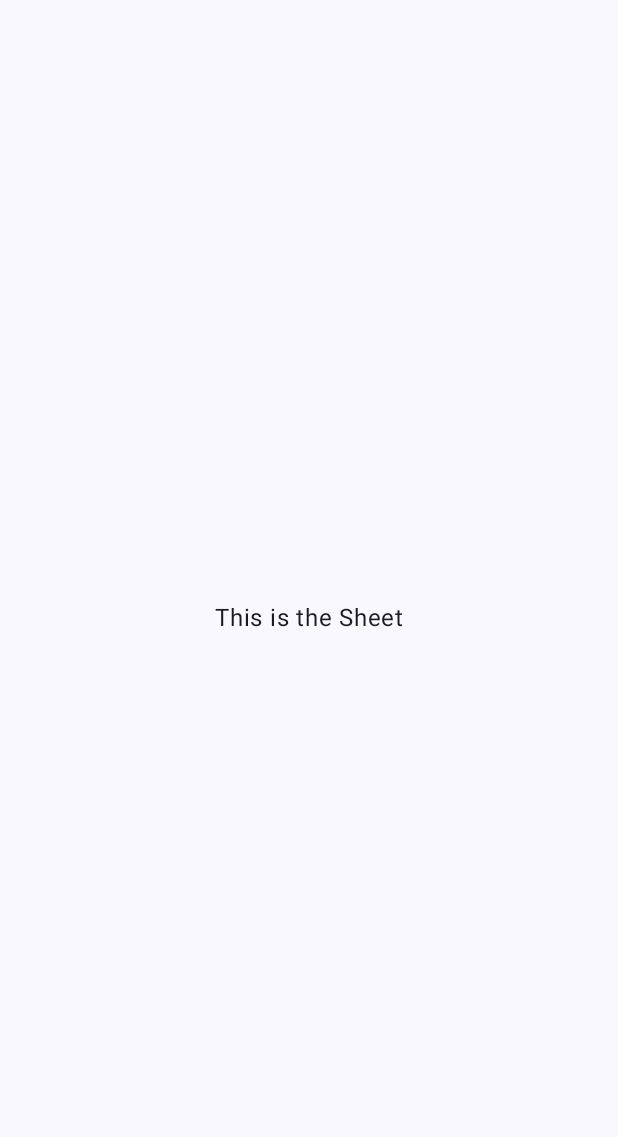
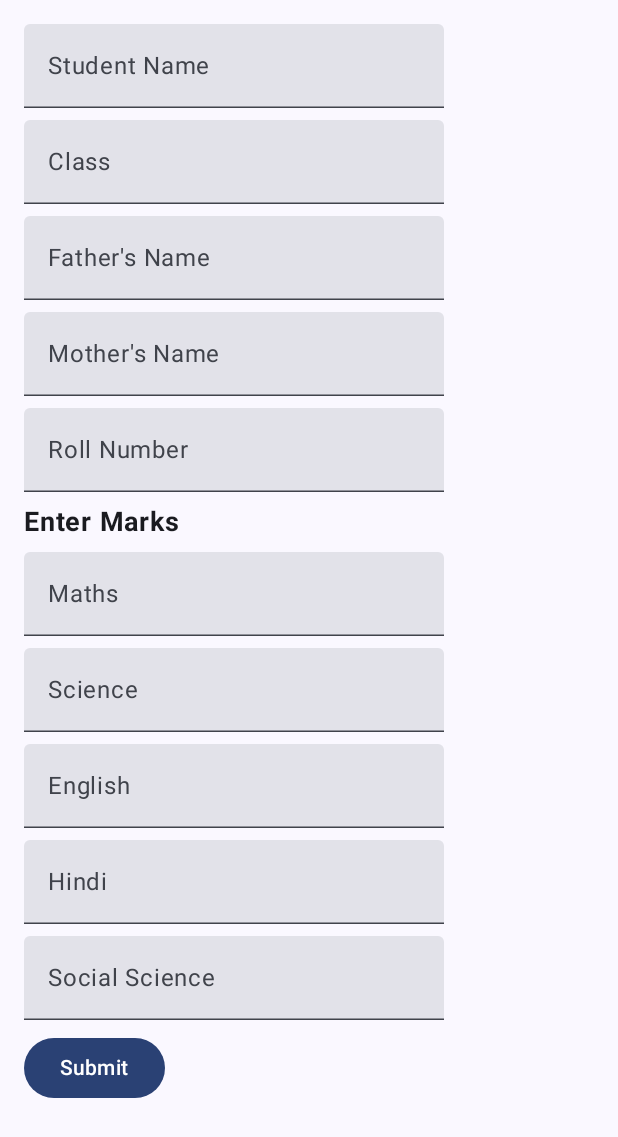
Before and after one commit to aayushitiwari03/PDLD, an Android app built with Jetpack Compose: the RESULT_SHEET screen opened through its navigation route, on a phone screen of 412 x 824 dp. Before the commit the part shown is almost empty. Shown: the top 1137 px of the screen. Run offline under Robolectric (Android 15) with nearby library versions, the phone set to English and light mode, and no system bars.

```diff
--- a/app/src/main/java/com/poc/pdld/MainActivity.kt
+++ b/app/src/main/java/com/poc/pdld/MainActivity.kt
@@ -1,52 +1,62 @@
 package com.poc.pdld
 
 import android.os.Bundle
-import android.window.SplashScreen
 import androidx.activity.ComponentActivity
 import androidx.activity.compose.setContent
 import androidx.activity.enableEdgeToEdge
+import androidx.activity.viewModels
 import androidx.compose.foundation.layout.fillMaxSize
-import androidx.compose.foundation.layout.padding
 import androidx.compose.material3.MaterialTheme
-import androidx.compose.material3.Scaffold
 import androidx.compose.material3.Surface
-import androidx.compose.material3.Text
 import androidx.compose.runtime.Composable
 import androidx.compose.runtime.MutableState
 import androidx.compose.runtime.mutableStateOf
 import androidx.compose.runtime.remember
 import androidx.compose.ui.Modifier
-import androidx.compose.ui.tooling.preview.Preview
+import androidx.lifecycle.ViewModelProvider
 import androidx.navigation.NavHostController
 import androidx.navigation.compose.NavHost
 import androidx.navigation.compose.composable
 import androidx.navigation.compose.rememberNavController
+import com.poc.pdld.database.StudentDatabase
+import com.poc.pdld.repository.ResultRepository
 import com.poc.pdld.screen.Main
 import com.poc.pdld.screen.ResultSheet
 import com.poc.pdld.ui.theme.PDLDTheme
-import javax.security.auth.Subject
+import com.poc.pdld.viewmodel.ResultViewModel
+import com.poc.pdld.viewmodel.ResultViewModelFactory
 
 /* The data can post through apps which will be stored in the database
 and posted on the server database when the internet connection will be their*/
 
 class MainActivity : ComponentActivity() {
 
+    private var viewModel = viewModels<ResultViewModel>()
     private lateinit var networkReceiver: NetworkReceiver
+    private lateinit var database : StudentDatabase
+    private lateinit var repository : ResultRepository
 
     override fun onCreate(savedInstanceState: Bundle?) {
         super.onCreate(savedInstanceState)
         enableEdgeToEdge()
+
         setContent {
+
+            database = StudentDatabase.getInstance(this)
+            repository = ResultRepository(database.resultDao())
 
             val isOnline = remember { mutableStateOf(NetworkReceiver.checkNetworkStatus(this)) }
             networkReceiver = NetworkReceiver.register(this, isOnline)
+
+            viewModel = ViewModelProvider(this,
+                ResultViewModelFactory(repository))[ResultViewModel::class.java]
 
             PDLDTheme {
                 Surface(
                     modifier = Modifier.fillMaxSize(),
                     color = MaterialTheme.colorScheme.background
                 ) {
-                    ResultNavHost(isOnline= isOnline, modifier = Modifier, navController = rememberNavController())
+                    ResultNavHost(isOnline= isOnline, modifier = Modifier, navController = rememberNavController(), viewModel = viewModel as ResultViewModel)
                 }
             }
         }
@@ -65,6 +75,7 @@ fun ResultNavHost(
     modifier: Modifier,
     navController: NavHostController,
     startDestination: String = NavigationItem.Home.route,
+    viewModel: ResultViewModel,
 ) {
 
     NavHost(
@@ -73,10 +84,10 @@ fun ResultNavHost(
         startDestination = startDestination
     ) {
         composable(NavigationItem.Home.route) {
-            Main(modifier = modifier, navController = navController, isOnline = isOnline)
+            Main(modifier = modifier, navController = navController, isOnline = isOnline, viewModel = viewModel)
         }
         composable(NavigationItem.ResultSheet.route) {
-            ResultSheet(navController = navController)
+            ResultSheet(navController = navController, viewModel = viewModel)
         }
     }
 }
--- a/app/src/main/java/com/poc/pdld/data/Results.kt
+++ b/app/src/main/java/com/poc/pdld/data/Results.kt
@@ -35,9 +35,6 @@ data class Results
     @ColumnInfo(name = "student_roll_number")
     val rollNo : Int,
 
-//    @ColumnInfo(name = "student_grade")
-//    val grade : List<Grade>
-
 )
 
 data class Subjects(
--- a/app/src/main/java/com/poc/pdld/screen/Main.kt
+++ b/app/src/main/java/com/poc/pdld/screen/Main.kt
@@ -39,12 +39,14 @@ import com.poc.pdld.NavigationItem
 import com.poc.pdld.R
 import com.poc.pdld.Screen
 import com.poc.pdld.data.Results
+import com.poc.pdld.viewmodel.ResultViewModel
 
 @Composable
 fun Main(
     modifier: Modifier,
     navController: NavController,
-    isOnline: MutableState<Boolean>
+    isOnline: MutableState<Boolean>,
+    viewModel: ResultViewModel
 ) {
 
     Column (
--- a/app/src/main/java/com/poc/pdld/screen/ResultSheet.kt
+++ b/app/src/main/java/com/poc/pdld/screen/ResultSheet.kt
@@ -3,24 +3,89 @@ package com.poc.pdld.screen
 import androidx.compose.foundation.layout.Arrangement
 import androidx.compose.foundation.layout.Column
 import androidx.compose.foundation.layout.fillMaxSize
+import androidx.compose.foundation.layout.padding
+import androidx.compose.foundation.text.KeyboardOptions
+import androidx.compose.material3.Button
 import androidx.compose.material3.Text
+import androidx.compose.material3.TextField
 import androidx.compose.runtime.Composable
+import androidx.compose.runtime.mutableStateOf
+import androidx.compose.runtime.remember
 import androidx.compose.ui.Alignment
 import androidx.compose.ui.Modifier
+import androidx.compose.ui.text.font.FontWeight
+import androidx.compose.ui.text.input.KeyboardType
+import androidx.compose.ui.unit.dp
+import androidx.compose.ui.unit.sp
 import androidx.navigation.NavController
+import com.poc.pdld.data.Results
+import com.poc.pdld.data.Subjects
+import com.poc.pdld.viewmodel.ResultViewModel
 
 
 @Composable
 fun ResultSheet(
-    navController: NavController
+    navController: NavController,
+    viewModel: ResultViewModel
 ) {
 
+    val studentName = remember { mutableStateOf("") }
+    val studentClass = remember { mutableStateOf("") }
+    val fatherName = remember { mutableStateOf("") }
+    val motherName = remember { mutableStateOf("") }
+    val rollNo = remember { mutableStateOf("") }
+    val maths = remember { mutableStateOf("") }
+    val science = remember { mutableStateOf("") }
+    val english = remember { mutableStateOf("") }
+    val hindi = remember { mutableStateOf("") }
+    val socialScience = remember { mutableStateOf("") }
+
     Column(
-        modifier = Modifier.fillMaxSize(),
-        verticalArrangement = Arrangement.Center,
-        horizontalAlignment = Alignment.CenterHorizontally
+        modifier = Modifier
+            .fillMaxSize()
+            .padding(16.dp),
+        verticalArrangement = Arrangement.spacedBy(8.dp)
     ) {
-        Text("This is the Sheet")
+        TextField(value = studentName.value, onValueChange = { studentName.value = it }, label = { Text("Student Name") })
+        TextField(value = studentClass.value, onValueChange = { studentClass.value = it }, label = { Text("Class") })
+        TextField(value = fatherName.value, onValueChange = { fatherName.value = it }, label = { Text("Father's Name") })
+        TextField(value = motherName.value, onValueChange = { motherName.value = it }, label = { Text("Mother's Name") })
+        TextField(value = rollNo.value, onValueChange = { rollNo.value = it }, label = { Text("Roll Number") }, keyboardOptions = KeyboardOptions.Default.copy(keyboardType = KeyboardType.Number))
+
+        Text("Enter Marks", fontSize = 18.sp, fontWeight = FontWeight.Bold)
+
+        TextField(value = maths.value, onValueChange = { maths.value = it }, label = { Text("Maths") }, keyboardOptions = KeyboardOptions.Default.copy(keyboardType = KeyboardType.Number))
+        TextField(value = science.value, onValueChange = { science.value = it }, label = { Text("Science") }, keyboardOptions = KeyboardOptions.Default.copy(keyboardType = KeyboardType.Number))
+        TextField(value = english.value, onValueChange = { english.value = it }, label = { Text("English") }, keyboardOptions = KeyboardOptions.Default.copy(keyboardType = KeyboardType.Number))
+        TextField(value = hindi.value, onValueChange = { hindi.value = it }, label = { Text("Hindi") }, keyboardOptions = KeyboardOptions.Default.copy(keyboardType = KeyboardType.Number))
+        TextField(value = socialScience.value, onValueChange = { socialScience.value = it }, label = { Text("Social Science") }, keyboardOptions = KeyboardOptions.Default.copy(keyboardType = KeyboardType.Number))
+
+        Button(
+            onClick = {
+                val marks = Subjects(
+                    maths = maths.value.toIntOrNull() ?: 0,
+                    science = science.value.toIntOrNull() ?: 0,
+                    english = english.value.toIntOrNull() ?: 0,
+                    hindi = hindi.value.toIntOrNull() ?: 0,
+                    socialScience = socialScience.value.toIntOrNull() ?: 0
+                )
+                val totalMarks = marks.maths + marks.science + marks.english + marks.hindi + marks.socialScience
+                val result = Results(
+                    id = 0,
+                    name = studentName.value,
+                    clas = studentClass.value,
+                    fatherName = fatherName.value,
+                    motherName = motherName.value,
+                    marks = listOf(marks),
+                    totalMarks = totalMarks,
+                    rollNo = rollNo.value.toIntOrNull() ?: 0
+                )
+            viewModel.addResult(result =result)}
+        ) {
+            Text("Submit")
+        }
+
     }
 
+
 }
```
Also changed, not shown: app/src/main/java/com/poc/pdld/repository/ResultRepository.kt (+4 -3 lines), app/src/main/java/com/poc/pdld/viewmodel/ResultViewModel.kt (+19 -1 lines).
